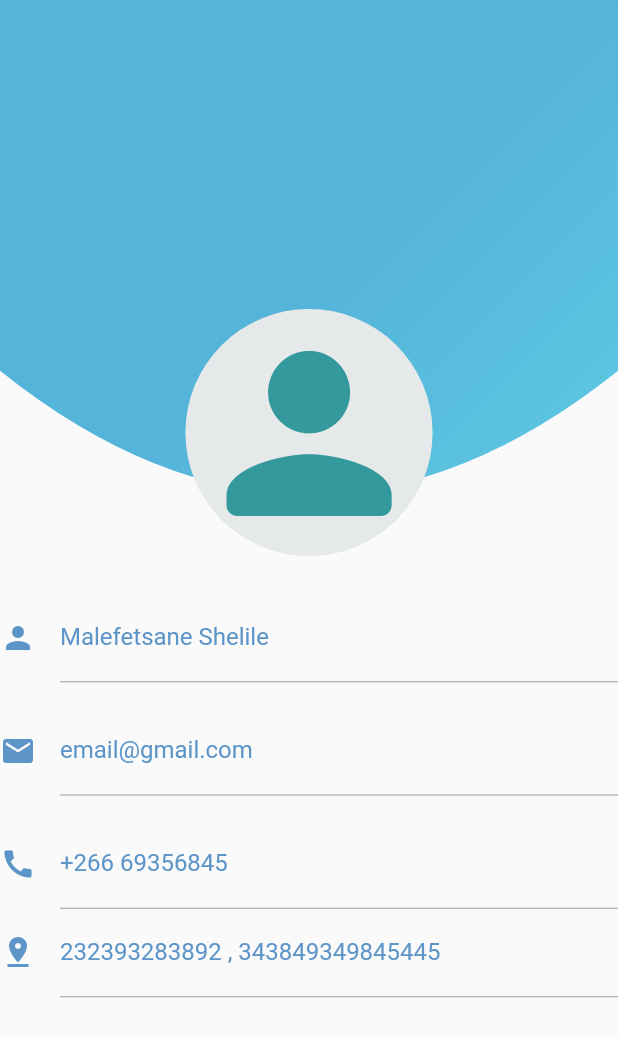
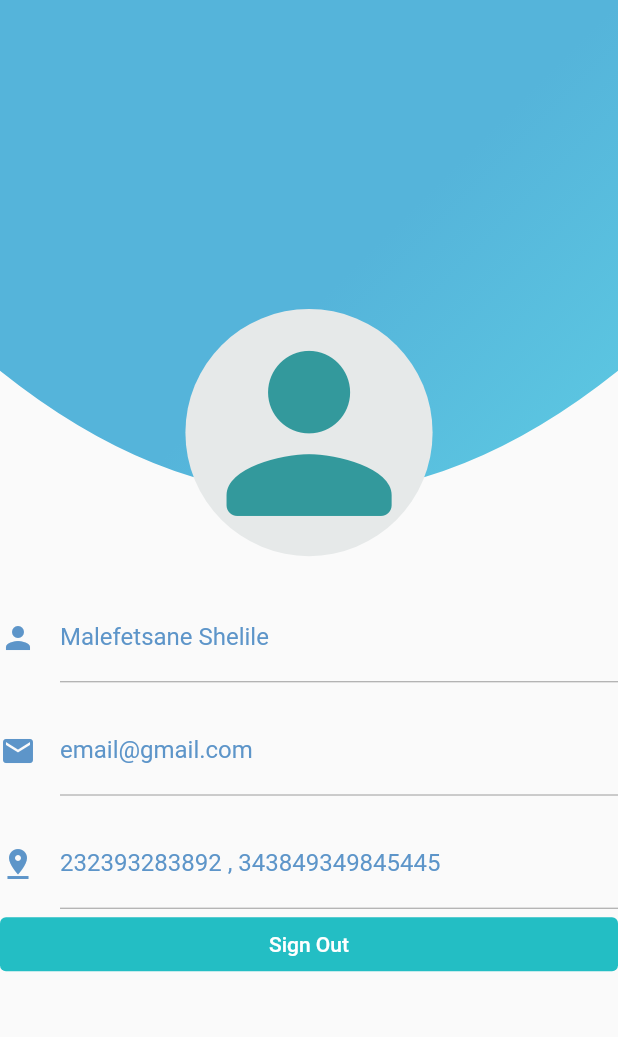
Before and after one commit to Blom4/i_tour, a Flutter app: the Profile widget shown alone on an empty page, opened directly, on a phone screen of 412 x 824 dp. Shown: the top 1037 px of the screen. Run offline on Flutter 3.47's test engine with Material 2 defaults, Android fonts, the phone set to English and light mode, and no system bars; our stand-ins replace cloud_firestore, dropdown_button2, firebase_auth, firebase_core, flip_card, flutter_rating_stars and 9 more; missing offline and left inert: fab_circular_menu, flutter_polyline_points, search_page, wc_form_validators; accounts and stored records are empty.

Commit message:
added sign out btn

```diff
--- a/lib/screens/Home/Profile/Profile.dart
+++ b/lib/screens/Home/Profile/Profile.dart
@@ -1,3 +1,4 @@
+import 'package:cloud_firestore/cloud_firestore.dart';
 import 'package:flutter/material.dart';
 import 'package:i_tour/screens/Home/Profile/components/Background.dart';
 
@@ -9,6 +10,9 @@ class Profile extends StatefulWidget {
 }
 
 class _ProfileState extends State<Profile> {
+  final Stream<QuerySnapshot> _usersStream =
+      FirebaseFirestore.instance.collection("user").snapshots();
+
   @override
   Widget build(BuildContext context) {
     final width = MediaQuery.of(context).copyWith().size.width;
@@ -16,7 +20,7 @@ class _ProfileState extends State<Profile> {
     return Stack(
       fit: StackFit.expand,
       children: [
-        Background(),
+        const Background(),
         Container(
           width: width,
           height: height,
@@ -28,11 +32,11 @@ class _ProfileState extends State<Profile> {
                     width: width * 0.5,
                     height: height * 0.2,
                     child: CircleAvatar(
-                      backgroundColor: Color.fromARGB(255, 230, 233, 233),
+                      backgroundColor: const Color.fromARGB(255, 230, 233, 233),
                       child: Icon(
                         Icons.person_rounded,
                         size: width * 0.4,
-                        color: Color.fromARGB(255, 51, 153, 156),
+                        color: const Color.fromARGB(255, 51, 153, 156),
                       ),
                     ),
                   )),
@@ -41,14 +45,15 @@ class _ProfileState extends State<Profile> {
               ),
               TextFormField(
                 enabled: false,
-                decoration:  const InputDecoration(
+                decoration: const InputDecoration(
                     icon: Icon(
                       Icons.person,
                       color: Color.fromARGB(255, 93, 149, 201),
                     ),
                     border: UnderlineInputBorder(),
-                    labelStyle:
-                        TextStyle(color: Color.fromARGB(255, 93, 149, 201),),
+                    labelStyle: TextStyle(
+                      color: Color.fromARGB(255, 93, 149, 201),
+                    ),
                     labelText: "Malefetsane Shelile"),
               ),
               SizedBox(
@@ -56,14 +61,15 @@ class _ProfileState extends State<Profile> {
               ),
               TextFormField(
                 enabled: false,
-                decoration:  const InputDecoration(
+                decoration: const InputDecoration(
                     icon: Icon(
                       Icons.email,
                       color: Color.fromARGB(255, 93, 149, 201),
                     ),
                     border: UnderlineInputBorder(),
-                    labelStyle:
-                        TextStyle(color: Color.fromARGB(255, 93, 149, 201),),
+                    labelStyle: TextStyle(
+                      color: Color.fromARGB(255, 93, 149, 201),
+                    ),
                     labelText: "email@gmail.com"),
               ),
               SizedBox(
@@ -71,28 +77,29 @@ class _ProfileState extends State<Profile> {
               ),
               TextFormField(
                 enabled: false,
-                decoration:  const InputDecoration(
-                    icon: Icon(
-                      Icons.call,
-                      color: Color.fromARGB(255, 93, 149, 201),
-                    ),
-                    border: UnderlineInputBorder(),
-                    labelStyle:
-                        TextStyle(color: Color.fromARGB(255, 93, 149, 201),),
-                    labelText: "+266 69356845"),
-              ),
-              TextFormField(
-                enabled: false,
-                decoration:  const InputDecoration(
+                decoration: const InputDecoration(
                     icon: Icon(
                       Icons.pin_drop,
                       color: Color.fromARGB(255, 93, 149, 201),
                     ),
                     border: UnderlineInputBorder(),
-                    labelStyle:
-                        TextStyle(color: Color.fromARGB(255, 93, 149, 201),),
+                    labelStyle: TextStyle(
+                      color: Color.fromARGB(255, 93, 149, 201),
+                    ),
                     labelText: "232393283892 , 343849349845445"),
               ),
+              TextButton(
+                onPressed: () => null,
+                child: const Text(
+                  "Sign Out",
+                  style: TextStyle(color: Colors.white),
+                ),
+
+                style: ButtonStyle(
+
+                    backgroundColor: MaterialStateProperty.all(
+                        const Color.fromARGB(255, 35, 190, 196))),
+              )
             ],
           ),
         )
```
